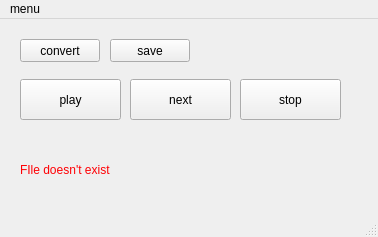
Qt form hdr_video_merging/mainwindow.ui (wh75er/cg_course_work) before a commit.
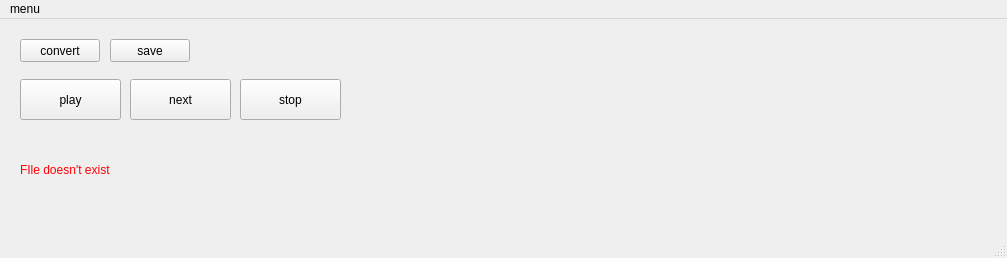
The same form after that commit.

Commit message: add file finder window + setEnabled functions

```diff
--- a/hdr_video_merging/mainwindow.ui
+++ b/hdr_video_merging/mainwindow.ui
@@ -6,8 +6,8 @@
    <rect>
     <x>0</x>
     <y>0</y>
-    <width>378</width>
-    <height>237</height>
+    <width>1007</width>
+    <height>258</height>
    </rect>
   </property>
   <property name="windowTitle">
@@ -71,7 +71,7 @@
      <rect>
       <x>20</x>
       <y>120</y>
-      <width>351</width>
+      <width>971</width>
       <height>61</height>
      </rect>
     </property>
@@ -104,7 +104,7 @@
     <rect>
      <x>0</x>
      <y>0</y>
-     <width>378</width>
+     <width>1007</width>
      <height>27</height>
     </rect>
    </property>
```
The commit also changes 3 other files.
